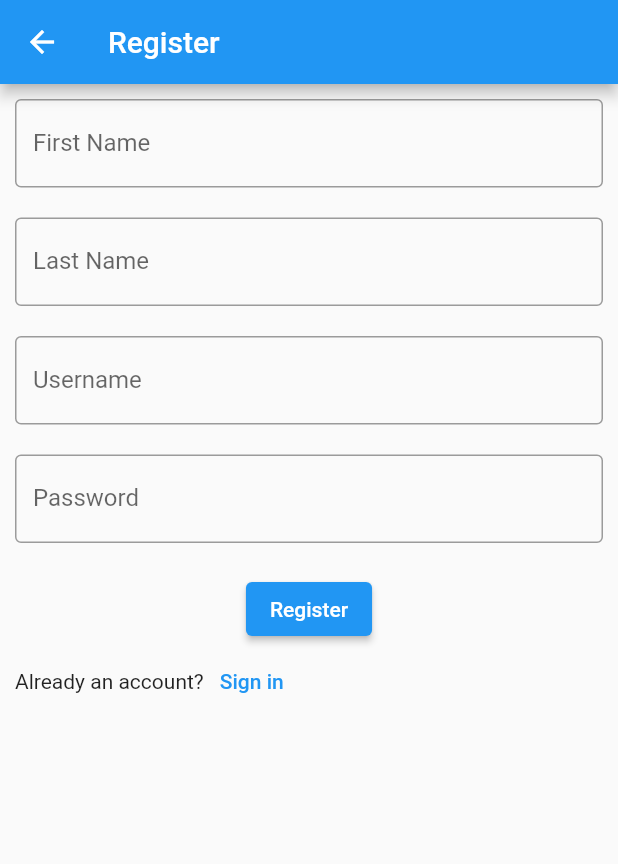
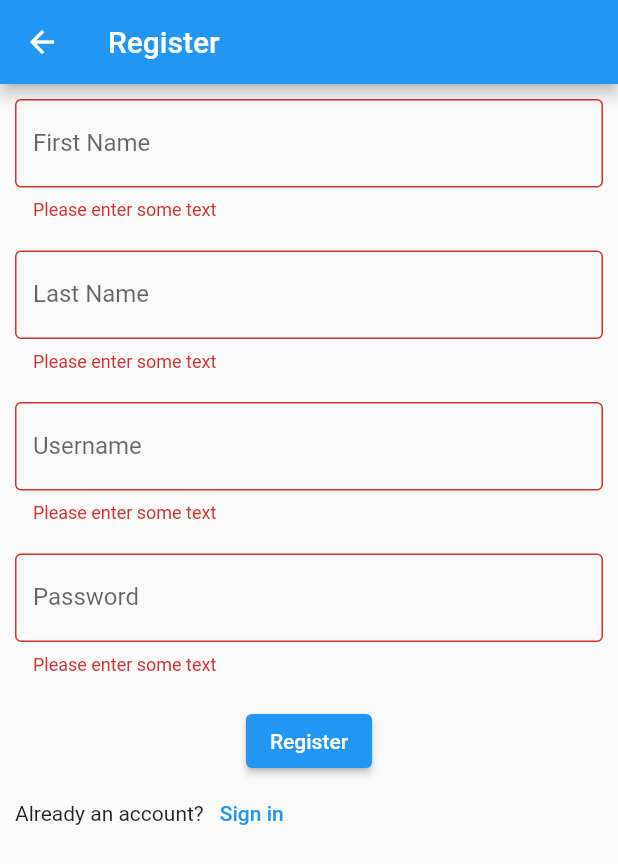
Before and after one commit to vivek64789/flutter_api_starter_project, a Flutter app: the RegisterScreen screen opened by its route, after a tap on "Register", on a phone screen of 412 x 824 dp. Shown: the top 864 px of the screen. Run offline on Flutter 3.47's test engine with Material 2 defaults, Android fonts, the phone set to English and light mode, and no system bars.

Commit message:
Updated registration

```diff
--- a/lib/http/user_http.dart
+++ b/lib/http/user_http.dart
@@ -4,10 +4,11 @@ import 'package:http/http.dart' as http;
 import 'package:project_api/model/user.dart';
 
 class HttpConnectUser {
-  static const String _baseUrl = "http://127.0.0.1:3000/api/v1/";
+  static const String _baseUrl = "http://127.0.0.1:3000/api/v1/"; // localhost  = 127.0.0.1
+  String token = '';
   //sending
 
-  registerUser(User user) async {
+  registerUser(User user, String? lname) async {
     Map<String, dynamic> userMap = {
       "fname": user.fname,
       "lname": user.lname,
@@ -15,6 +16,7 @@ class HttpConnectUser {
       "password": user.password,
     };
     final response = await HttpConnect.post('auth/register', userMap);
+
     return response;
   }
 }
--- a/lib/screen/login_screen.dart
+++ b/lib/screen/login_screen.dart
@@ -68,6 +68,7 @@ class _LoginScreenState extends State<LoginScreen> {
                   const Text("Don't have an account?"),
                   TextButton(
                     onPressed: () {
+
                       Navigator.restorablePushReplacementNamed(
                           context, RegisterScreen.routeName);
                     },
--- a/lib/screen/register_screen.dart
+++ b/lib/screen/register_screen.dart
@@ -1,4 +1,6 @@
 import 'package:flutter/material.dart';
+import 'package:project_api/http/user_http.dart';
+import 'package:project_api/model/user.dart';
 
 import 'login_screen.dart';
 
@@ -16,6 +18,8 @@ class _RegisterScreenState extends State<RegisterScreen> {
   String? _lname;
   String? _username;
   String? _password;
+  final HttpConnectUser _connectUser = HttpConnectUser();
+  bool _loading = false;
   @override
   Widget build(BuildContext context) {
     return Scaffold(
@@ -94,16 +98,57 @@ class _RegisterScreenState extends State<RegisterScreen> {
               const SizedBox(
                 height: 20,
               ),
-              ElevatedButton(
-                onPressed: () {},
-                child: const Text("Register"),
-              ),
+              _loading
+                  ? const CircularProgressIndicator()
+                  : ElevatedButton(
+                      onPressed: () async {
+                        if (_formKey.currentState!.validate()) {
+                          setState(() {
+                            _loading = true;
+                          });
+                          _formKey.currentState!.save();
+                          final _userData = User(
+                            fname: _fname,
+                            lname: _lname,
+                            username: _username,
+                            password: _password,
+                          );
+                          var response = await _connectUser.registerUser(
+                              _userData, 'register');
+                          if (response['success'] == true) {
+                            setState(() {
+                              _loading = false;
+                            });
+                            ScaffoldMessenger.of(context).showSnackBar(
+                              const SnackBar(
+                                content: Text('Registered Successfully'),
+                              ),
+                            );
+                            Navigator.pushReplacementNamed(
+                                context, LoginScreen.routeName);
+                          } else {
+                            setState(() {
+                              _loading = false;
+                            });
+                            ScaffoldMessenger.of(context).showSnackBar(
+                              const SnackBar(
+                                content: Text('Registration failed'),
+                              ),
+                            );
+                            print(response['message']);
+                          }
+                          ;
+                        }
+                      },
+                      child: const Text("Register"),
+                    ),
               Row(
                 children: [
                   const Text("Already an account?"),
                   TextButton(
                     onPressed: () {
-                      Navigator.of(context).restorablePushReplacementNamed(LoginScreen.routeName);
+                      Navigator.of(context).restorablePushReplacementNamed(
+                          LoginScreen.routeName);
                     },
                     child: const Text("Sign in"),
                   ),
```
Also changed, not shown: lib/model/user_response.dart (added, +18 -0 lines).
